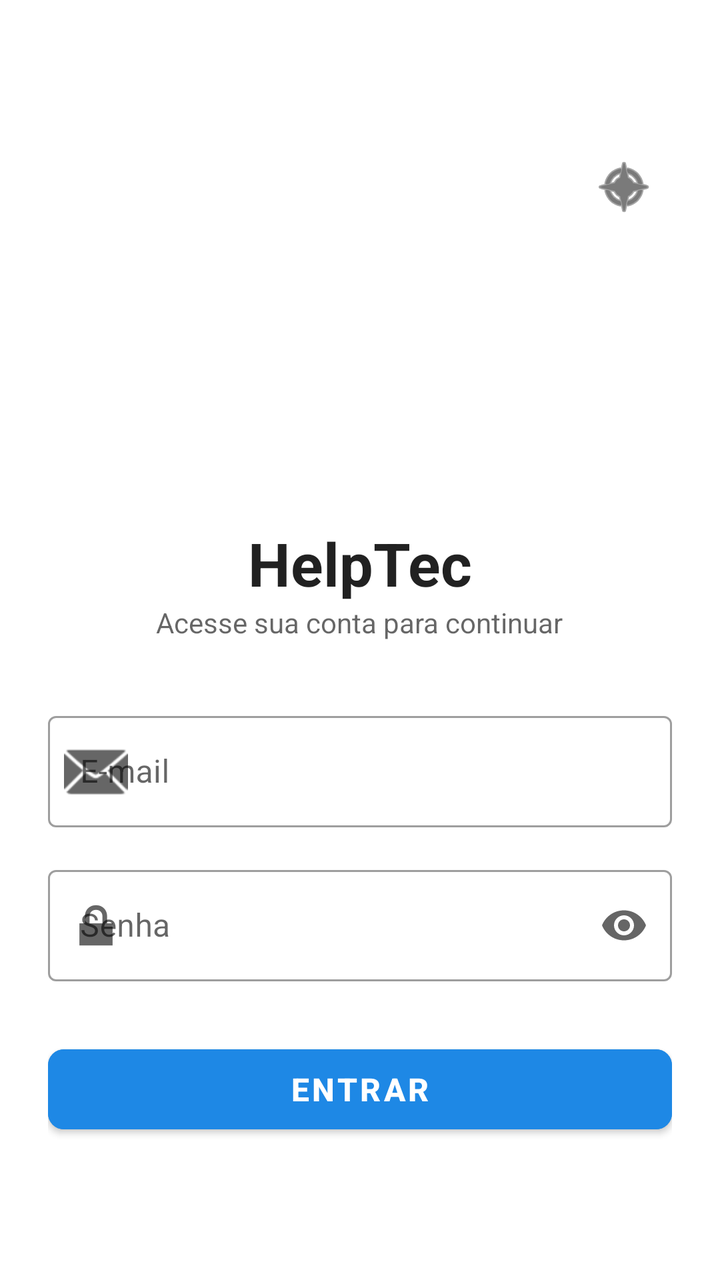
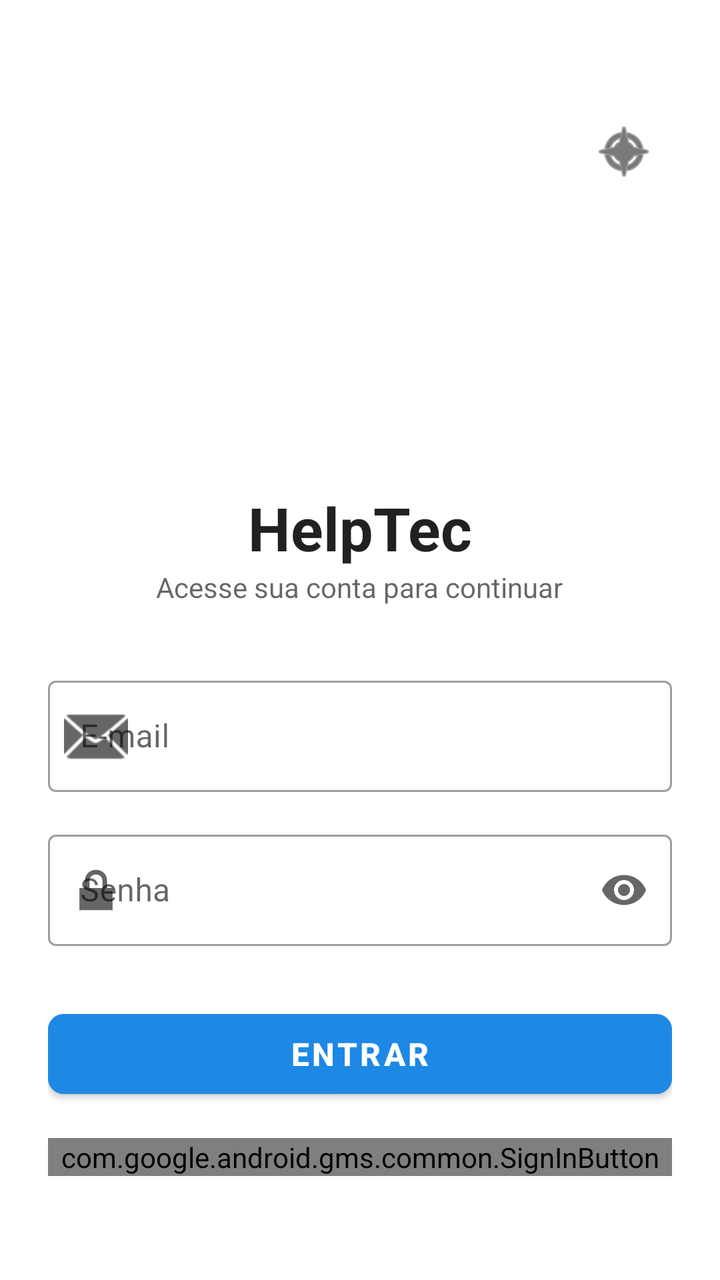

Screens rendered from an Android XML layout before and after an edit, with the pre-edit source and the edit as a unified diff.
<!-- AndroidManifest.xml: application theme Theme.MaterialComponents.DayNight.NoActionBar -->
<!-- res/layout/activity_login.xml -->
<?xml version="1.0" encoding="utf-8"?>
<ScrollView xmlns:android="http://schemas.android.com/apk/res/android"
    xmlns:app="http://schemas.android.com/apk/res-auto"
    android:layout_width="match_parent"
    android:layout_height="match_parent"
    android:fillViewport="true"
    android:background="?android:attr/colorBackground">

    <LinearLayout
        android:layout_width="match_parent"
        android:layout_height="wrap_content"
        android:gravity="center"
        android:orientation="vertical"
        android:padding="24dp">

        
        <RelativeLayout
            android:layout_width="match_parent"
            android:layout_height="wrap_content">

            <ImageButton
                android:id="@+id/btnAlternarTema"
                android:layout_width="48dp"
                android:layout_height="48dp"
                android:layout_alignParentEnd="true"
                android:background="?attr/selectableItemBackgroundBorderless"
                android:contentDescription="Alternar Tema"
                android:src="@android:drawable/ic_menu_compass"
                app:tint="?android:attr/textColorPrimary" />
        </RelativeLayout>

        
        <ImageView
            android:id="@+id/imgLogo"
            android:layout_width="120dp"
            android:layout_height="120dp"
            android:layout_marginTop="8dp"
            android:layout_marginBottom="16dp"
            android:contentDescription="Logo HelpTec"
            android:src="@mipmap/helptec" />

        
        <TextView
            android:layout_width="wrap_content"
            android:layout_height="wrap_content"
            android:text="HelpTec"
            android:textColor="?android:attr/textColorPrimary"
            android:textSize="30sp"
            android:textStyle="bold" />

        <TextView
            android:layout_width="wrap_content"
            android:layout_height="wrap_content"
            android:layout_marginBottom="32dp"
            android:text="Acesse sua conta para continuar"
            android:textColor="?android:attr/textColorSecondary"
            android:textSize="14sp" />

        
        <com.google.android.material.textfield.TextInputLayout
            style="@style/Widget.MaterialComponents.TextInputLayout.OutlinedBox"
            android:layout_width="match_parent"
            android:layout_height="wrap_content"
            android:hint="E-mail"
            app:startIconDrawable="@android:drawable/ic_dialog_email"
            app:startIconTint="?android:attr/textColorSecondary">

            <com.google.android.material.textfield.TextInputEditText
                android:id="@+id/etEmail"
                android:layout_width="match_parent"
                android:layout_height="wrap_content"
                android:inputType="textEmailAddress"
                android:textColor="?android:attr/textColorPrimary" />
        </com.google.android.material.textfield.TextInputLayout>

        
        <com.google.android.material.textfield.TextInputLayout
            style="@style/Widget.MaterialComponents.TextInputLayout.OutlinedBox"
            android:layout_width="match_parent"
            android:layout_height="wrap_content"
            android:layout_marginTop="16dp"
            android:hint="Senha"
            app:passwordToggleEnabled="true"
            app:passwordToggleTint="?android:attr/textColorSecondary"
            app:startIconDrawable="@android:drawable/ic_lock_lock"
            app:startIconTint="?android:attr/textColorSecondary">

            <com.google.android.material.textfield.TextInputEditText
                android:id="@+id/etSenha"
                android:layout_width="match_parent"
                android:layout_height="wrap_content"
                android:inputType="textPassword"
                android:textColor="?android:attr/textColorPrimary" />
        </com.google.android.material.textfield.TextInputLayout>

        
        <com.google.android.material.button.MaterialButton
            android:id="@+id/btnLogin"
            android:layout_width="match_parent"
            android:layout_height="52dp"
            android:layout_marginTop="28dp"
            android:backgroundTint="#1E88E5"
            android:text="ENTRAR"
            android:textColor="#FFFFFF"
            android:textSize="16sp"
            android:textStyle="bold"
            app:cornerRadius="8dp" />

    </LinearLayout>
</ScrollView>
<!-- resources referenced by this layout -->
<resources>
  <!-- mipmap helptec (mipmap-anydpi-v26) -->
  <?xml version="1.0" encoding="utf-8"?>
  <adaptive-icon xmlns:android="http://schemas.android.com/apk/res/android">
      <background android:drawable="@drawable/helptec_background"/>
      <foreground android:drawable="@mipmap/helptec_foreground"/>
      <monochrome android:drawable="@mipmap/helptec_foreground"/>
  </adaptive-icon>
  <!-- drawable helptec_background: vector/xml drawable (drawable, 4866 chars, omitted) -->
</resources>

<!-- the commit's change to res/layout/activity_login.xml (unified diff, before → after) -->
@@ -106,5 +106,12 @@
             android:textStyle="bold"
             app:cornerRadius="8dp" />
 
+        
+        <com.google.android.gms.common.SignInButton
+            android:id="@+id/btnLoginGoogle"
+            android:layout_width="match_parent"
+            android:layout_height="wrap_content"
+            android:layout_marginTop="16dp" />
+
     </LinearLayout>
 </ScrollView>
